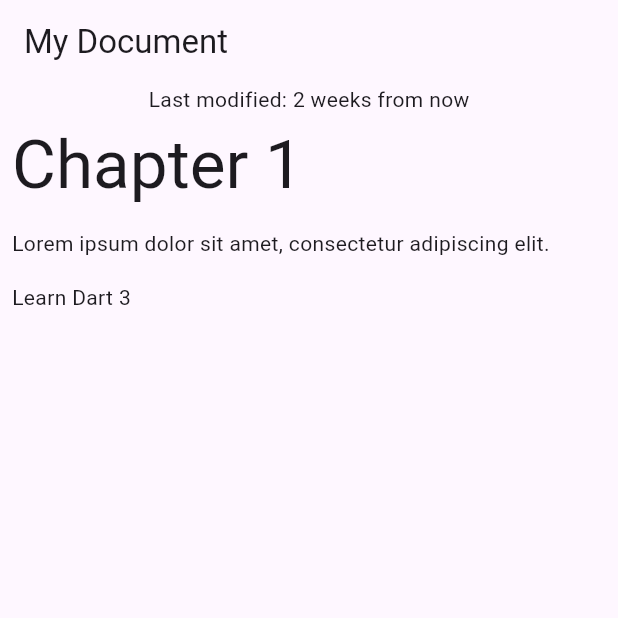
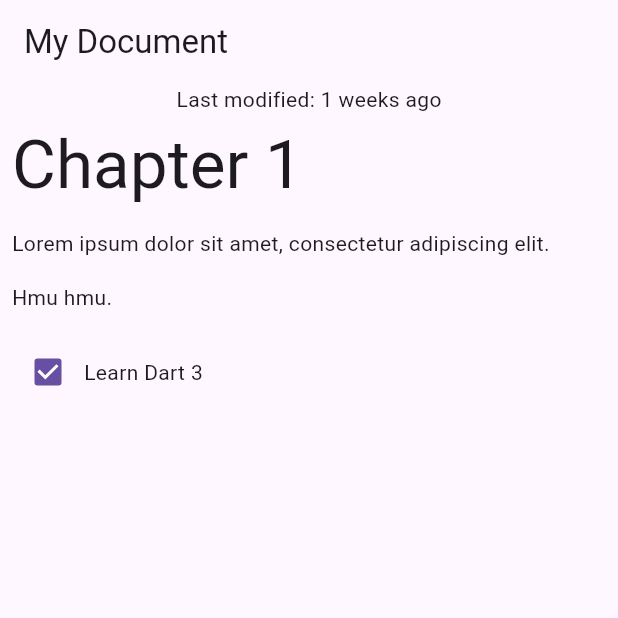
Before and after one commit to hvtheer/learn_flutter, a Flutter app: the screen it shows after launch, on a phone screen of 412 x 824 dp, the top half of it. Run offline on Flutter 3.47's test engine with Material 3 defaults, Android fonts, the phone set to English and light mode, and no system bars.

Commit message:
feat: sealed class Block

```diff
--- a/lib/data.dart
+++ b/lib/data.dart
@@ -1,4 +1,7 @@
 import 'dart:convert';
+import 'dart:ui';
+
+import 'package:flutter/material.dart';
 
 class Document {
   final Map<String, Object?> _json;
@@ -27,26 +30,41 @@ class Document {
   }
 }
 
-class Block {
-  final String type;
+sealed class Block {
+  Block();
+
+  factory Block.fromJson(Map<String, Object?> json) {
+    return switch (json) {
+      {'type': 'h1', 'text': String text} => HeaderBlock(text),
+      {'type': 'p', 'text': String text} => ParagraphBlock(text),
+      {'type': 'checkbox', 'text': String text, 'checked': bool checked} =>
+        CheckboxBlock(text, checked),
+      _ => throw const FormatException('Unexpected JSON format'),
+    };
+  }
+}
+
+class HeaderBlock extends Block {
   final String text;
-  Block(this.type, this.text);
+  HeaderBlock(this.text);
+}
 
-// The factory constructor fromJson() uses the same if-case with a map pattern
-  factory Block.fromJson(Map<String, dynamic> json) {
-    if (json case {'type': final type, 'text': final text}) {
-      return Block(type, text);
-    } else {
-      throw const FormatException('Unexpected JSON format');
-    }
-  }
+class ParagraphBlock extends Block {
+  final String text;
+  ParagraphBlock(this.text);
+}
+
+class CheckboxBlock extends Block {
+  final String text;
+  final bool isChecked;
+  CheckboxBlock(this.text, this.isChecked);
 }
 
 const documentJson = '''
 {
   "metadata": {
     "title": "My Document",
-    "modified": "2024-05-10"
+    "modified": "2024-04-10"
   },
   "blocks": [
     {
@@ -58,8 +76,12 @@ const documentJson = '''
       "text": "Lorem ipsum dolor sit amet, consectetur adipiscing elit."
     },
     {
+      "type": "p",
+      "text": "Hmu hmu."
+    },
+    {
       "type": "checkbox",
-      "checked": false,
+      "checked": true,
       "text": "Learn Dart 3"
     }
   ]
--- a/lib/main.dart
+++ b/lib/main.dart
@@ -65,19 +65,21 @@ class BlockWidget extends StatelessWidget {
 
   @override
   Widget build(BuildContext context) {
-    TextStyle? textStyle;
-    textStyle = switch (block.type) {
-      'h1' => Theme.of(context).textTheme.displayMedium,
-      'p' || 'checkbox' => Theme.of(context).textTheme.bodyMedium,
-      _ => Theme.of(context).textTheme.bodySmall
-    };
-
     return Container(
       margin: const EdgeInsets.all(8),
-      child: Text(
-        block.text,
-        style: textStyle,
-      ),
+      child: switch (block) {
+        HeaderBlock(:final text) => Text(
+            text,
+            style: Theme.of(context).textTheme.displayMedium,
+          ),
+        ParagraphBlock(:final text) => Text(text),
+        CheckboxBlock(:final text, :final isChecked) => Row(
+            children: [
+              Checkbox(value: isChecked, onChanged: (_) {}),
+              Text(text),
+            ],
+          )
+      },
     );
   }
 }
```
